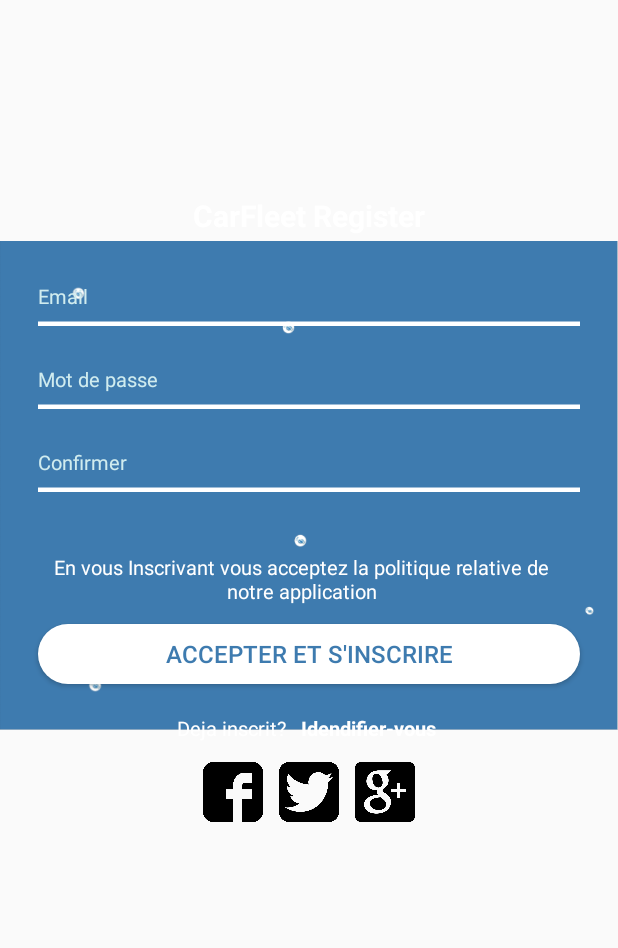
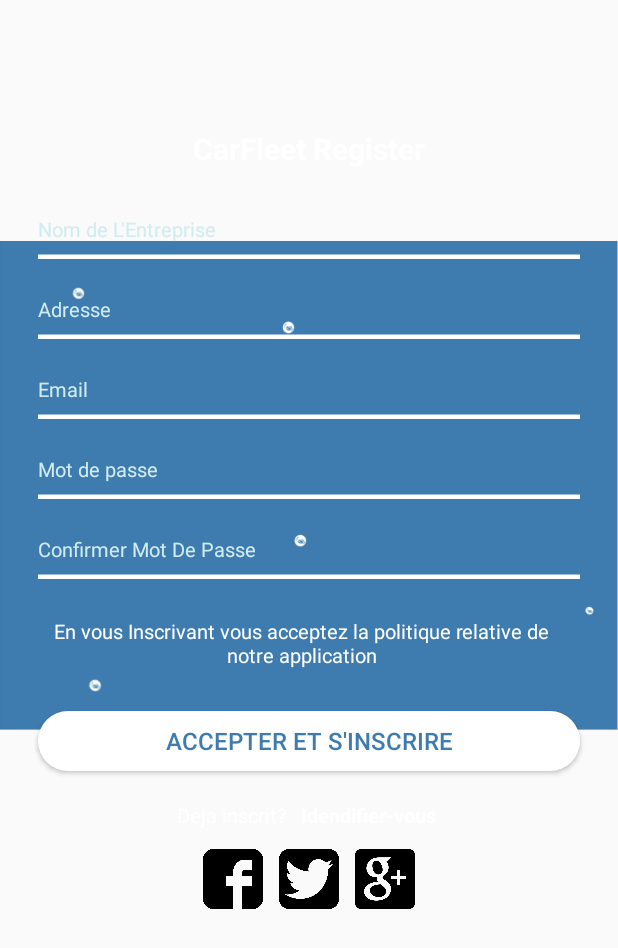
Before and after one commit to tipam2iuc/carfleet-android, an Android app: the layout activity_sign_up.xml on its own in the app's theme, with its tools: preview values and no code run, on a phone screen of 412 x 824 dp. Shown: the top 948 px of the screen. Run offline under Robolectric (Android 15) with nearby library versions, the phone set to English and light mode, and no system bars; plain views replace KenBurnsView.

Commit message:
update register interface
Signed-off-by: PAVALO <gautierarmel@gmail.com>

```diff
--- a/app/src/main/res/layout/activity_sign_up.xml
+++ b/app/src/main/res/layout/activity_sign_up.xml
@@ -13,7 +13,6 @@
     <android.support.constraint.ConstraintLayout xmlns:android="http://schemas.android.com/apk/res/android"
         android:layout_width="match_parent"
         android:layout_height="match_parent"
-        android:paddingBottom="15dp"
         android:orientation="vertical">
 
 
@@ -34,10 +33,10 @@
             android:layout_width="100dp"
             app:layout_constraintLeft_toLeftOf="parent"
             app:layout_constraintTop_toTopOf="parent"
-            android:layout_marginTop="20dp"
+            android:layout_marginTop="10dp"
             app:layout_constraintRight_toRightOf="parent"
             android:id="@+id/imageView_user"
-            android:layout_height="100dp"
+            android:layout_height="70dp"
             />
         <TextView
             android:id="@+id/textView_Logo"
@@ -50,36 +49,85 @@
             android:textSize="20dp"
             android:textStyle="bold"
             android:layout_marginLeft="30dp"
-            android:layout_marginTop="10dp"
+            android:layout_marginTop="5dp"
             android:layout_marginRight="30dp"
             android:layout_marginBottom="20dp"
-            app:layout_constraintBottom_toTopOf="@+id/et_email"
+            app:layout_constraintBottom_toTopOf="@+id/et_Nom"
             app:layout_constraintEnd_toEndOf="parent"
             app:layout_constraintStart_toStartOf="parent"
             app:layout_constraintTop_toBottomOf="@id/imageView_user" />
+
+
+
+
+        <EditText
+            android:id="@+id/et_Nom"
+            android:layout_width="0dp"
+            android:layout_height="40dp"
+            android:layout_marginHorizontal="25dp"
+            android:inputType="text"
+            android:background="@drawable/bg_ediitext"
+            android:hint="Nom de L'Entreprise"
+            android:textColorHint="#d0ecef"
+            android:textColor="#e8fafc"
+            android:textSize="13dp"
+            app:layout_constraintBottom_toTopOf="@+id/et_Adress"
+
+            app:layout_constraintEnd_toEndOf="parent"
+            app:layout_constraintStart_toStartOf="parent"
+            app:layout_constraintTop_toBottomOf="@+id/textView_Logo" />
+
+
+
+
+        <EditText
+            android:id="@+id/et_Adress"
+            android:layout_width="0dp"
+            android:layout_height="40dp"
+            android:layout_marginHorizontal="25dp"
+            android:layout_marginTop="13dp"
+            android:inputType="text"
+            android:background="@drawable/bg_ediitext"
+            android:hint="Adresse"
+            android:textColorHint="#d0ecef"
+            android:textColor="#e8fafc"
+            android:textSize="13dp"
+
+            app:layout_constraintEnd_toEndOf="parent"
+            app:layout_constraintStart_toStartOf="parent"
+            app:layout_constraintTop_toBottomOf="@+id/et_Nom" />
+
+
+
+
 
         <EditText
             android:id="@+id/et_email"
             android:layout_width="0dp"
             android:layout_height="40dp"
             android:layout_marginHorizontal="25dp"
+            android:layout_marginTop="13dp"
             android:inputType="text"
             android:background="@drawable/bg_ediitext"
             android:hint="Email"
             android:textColorHint="#d0ecef"
             android:textColor="#e8fafc"
             android:textSize="13dp"
-            app:layout_constraintBottom_toTopOf="@+id/et_password"
+
+
             app:layout_constraintEnd_toEndOf="parent"
             app:layout_constraintStart_toStartOf="parent"
-            app:layout_constraintTop_toBottomOf="@+id/textView_Logo" />
+            app:layout_constraintTop_toBottomOf="@+id/et_Adress" />
+
+
+
 
         <EditText
             android:id="@+id/et_password"
             android:layout_width="0dp"
             android:layout_height="40dp"
             android:layout_marginHorizontal="25dp"
-            android:layout_marginTop="15dp"
+            android:layout_marginTop="13dp"
             android:background="@drawable/bg_ediitext"
             android:hint="Mot de passe"
             android:inputType="textPassword"
@@ -94,9 +142,9 @@
             android:layout_width="0dp"
             android:layout_height="40dp"
             android:layout_marginHorizontal="25dp"
-            android:layout_marginTop="15dp"
+            android:layout_marginTop="13dp"
             android:background="@drawable/bg_ediitext"
-            android:hint="Confirmer"
+            android:hint="Confirmer Mot De Passe"
             android:inputType="textPassword"
             android:textColor="#e8fafc"
             android:textColorHint="#d0ecef"
@@ -105,12 +153,17 @@
             app:layout_constraintStart_toStartOf="parent"
             app:layout_constraintTop_toBottomOf="@+id/et_password" />
 
+
+
+
+
+
         <TextView
             android:id="@+id/textv"
             android:layout_width="0dp"
-            android:layout_height="60dp"
+            android:layout_height="50dp"
             android:layout_marginLeft="20dp"
-            android:layout_marginTop="28dp"
+            android:layout_marginTop="18dp"
             android:layout_marginRight="30dp"
             android:gravity="center"
             android:text="En vous Inscrivant vous acceptez la politique relative de notre application"
@@ -127,6 +180,7 @@
             android:layout_height="40dp"
             android:layout_marginHorizontal="25dp"
             android:background="@drawable/btn_white_selector"
+            android:layout_marginTop="20dp"
             android:text="ACCEPTER ET S'INSCRIRE"
             android:textAllCaps="false"
             android:textColor="@color/blue_overlay"
```
